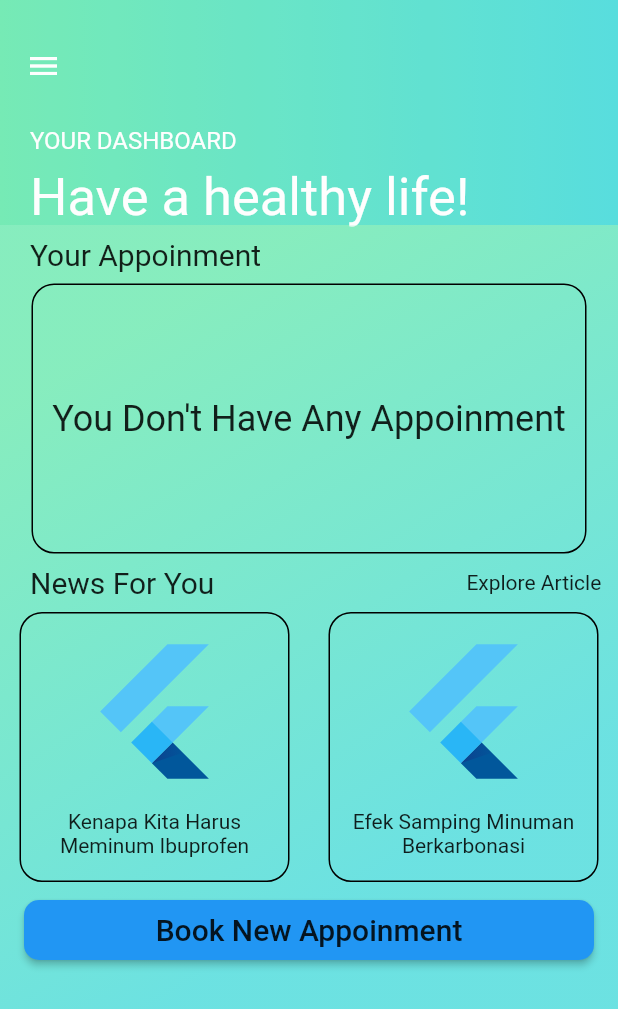
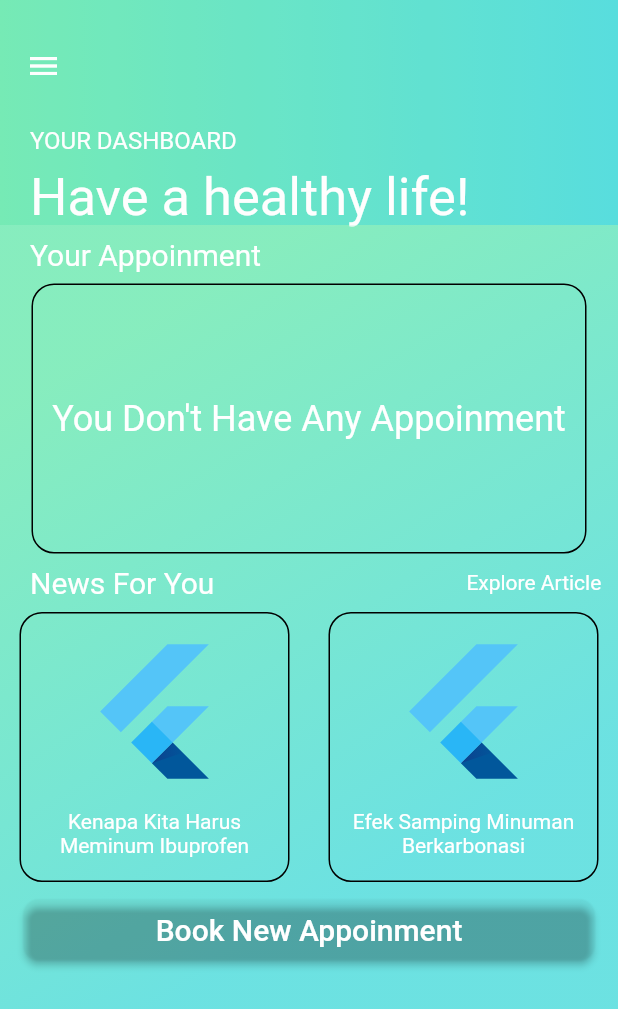
Before and after one commit to mohmahendra/medix, a Flutter app: the DashboardPage screen opened directly, on a phone screen of 412 x 824 dp. Shown: the top 1009 px of the screen. Run offline on Flutter 3.47's test engine with Material 2 defaults, Android fonts, the phone set to English and light mode, and no system bars.

Commit message:
Revision on Dashboard Page and Add TextStyle RC

```diff
--- a/lib/ReusableMaterial.dart
+++ b/lib/ReusableMaterial.dart
@@ -104,6 +104,13 @@ class ReusableMaterial {
         }
     );
   }
+
+  getWhiteTextStyle(double size) {
+    return TextStyle(
+      fontSize: size,
+      color: Colors.white
+    );
+  }
 }
 
 
--- a/lib/main.dart
+++ b/lib/main.dart
@@ -132,7 +132,7 @@ class _DashboardPageState extends State<DashboardPage> {
                 children: <Widget>[
                   Padding(
                     padding: const EdgeInsets.fromLTRB(20, 8, 8, 8),
-                    child: Text("Your Appoinment", style: TextStyle(fontSize: 20),),
+                    child: Text("Your Appoinment", style: ReusableMaterial().getWhiteTextStyle(20)),
                   ),
                 ],
               ),
@@ -150,7 +150,7 @@ class _DashboardPageState extends State<DashboardPage> {
                   child: Center(
                     child: Text(
                       "You Don't Have Any Appoinment",
-                      style: TextStyle(fontSize: 24),
+                      style: ReusableMaterial().getWhiteTextStyle(24),
                       textAlign: TextAlign.center,
                     ),
                   ),
@@ -161,12 +161,12 @@ class _DashboardPageState extends State<DashboardPage> {
                   children: <Widget>[
                     Padding(
                       padding: const EdgeInsets.fromLTRB(20, 8, 8, 8),
-                      child: Text("News For You", style: TextStyle(fontSize: 20),),
+                      child: Text("News For You", style: ReusableMaterial().getWhiteTextStyle(20)),
                     ),
                     Container(
                       width: 160,
                     ),
-                    Text("Explore Article", style: TextStyle(fontSize: 14),)
+                    Text("Explore Article", style: ReusableMaterial().getWhiteTextStyle(14))
                   ],
               ),
               Row(
@@ -183,7 +183,11 @@ class _DashboardPageState extends State<DashboardPage> {
                       mainAxisAlignment: MainAxisAlignment.spaceEvenly,
                       children: <Widget>[
                         FlutterLogo(size: 100,),
-                        Text("Kenapa Kita Harus Meminum Ibuprofen", textAlign: TextAlign.center,)
+                        Text(
+                          "Kenapa Kita Harus Meminum Ibuprofen",
+                          textAlign: TextAlign.center,
+                          style: ReusableMaterial().getWhiteTextStyle(14),
+                        )
                       ],
                     ),
                   ),
@@ -198,7 +202,11 @@ class _DashboardPageState extends State<DashboardPage> {
                       mainAxisAlignment: MainAxisAlignment.spaceEvenly,
                       children: <Widget>[
                         FlutterLogo(size: 100,),
-                        Text("Efek Samping Minuman Berkarbonasi", textAlign: TextAlign.center,)
+                        Text(
+                          "Efek Samping Minuman Berkarbonasi",
+                          textAlign: TextAlign.center,
+                          style: ReusableMaterial().getWhiteTextStyle(14),
+                        )
                       ],
                     ),
                   ),
@@ -212,9 +220,10 @@ class _DashboardPageState extends State<DashboardPage> {
                   child: RaisedButton(
                     child: Text(
                       "Book New Appoinment",
-                      style: TextStyle(fontSize: 20),
+                      style: ReusableMaterial().getWhiteTextStyle(20)
                     ),
                     shape: RoundedRectangleBorder(borderRadius: BorderRadius.circular(10.0)),
+                    color: Colors.transparent,
                     onPressed: () {
                       Navigator.push(
                         context,
```
